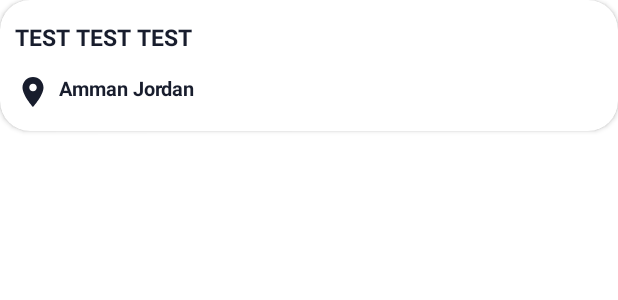
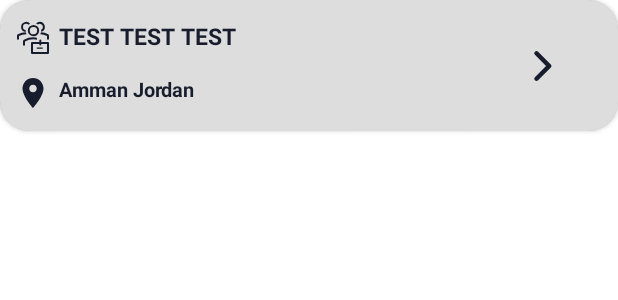
Before and after one commit to DanaAbueid/MEC_kotlin, an Android app: the layout view_cell_item.xml on its own in the app's theme, with its tools: preview values and no code run, on a phone screen of 412 x 824 dp. Shown: the top 300 px of the screen. Run offline under Robolectric (Android 15) with nearby library versions, the phone set to English and light mode, and no system bars.

Commit message:
Maintain screen done

```diff
--- a/app/build.gradle.kts
+++ b/app/build.gradle.kts
@@ -54,6 +54,7 @@ dependencies {
     implementation("com.intuit.sdp:sdp-android:1.0.6")
     implementation("com.intuit.ssp:ssp-android:1.0.6")
     implementation("androidx.viewpager2:viewpager2:1.1.0")
+    implementation("com.squareup.okhttp3:okhttp:4.9.3")
 
     testImplementation(libs.junit)
     androidTestImplementation(libs.androidx.junit)
--- a/app/src/main/AndroidManifest.xml
+++ b/app/src/main/AndroidManifest.xml
@@ -1,8 +1,10 @@
 <?xml version="1.0" encoding="utf-8"?>
 <manifest xmlns:android="http://schemas.android.com/apk/res/android"
     xmlns:tools="http://schemas.android.com/tools">
+    <uses-permission android:name="android.permission.INTERNET" />
 
     <application
+        android:networkSecurityConfig="@xml/network_security_config"
         android:allowBackup="true"
         android:dataExtractionRules="@xml/data_extraction_rules"
         android:fullBackupContent="@xml/backup_rules"
--- a/app/src/main/res/drawable/clarity__employee_group_line.xml
+++ b/app/src/main/res/drawable/clarity__employee_group_line.xml
@@ -1,6 +1,6 @@
 <vector xmlns:android="http://schemas.android.com/apk/res/android"
-    android:width="1dp"
-    android:height="1dp"
+    android:width="24dp"
+    android:height="24dp"
     android:viewportWidth="36"
     android:viewportHeight="36">
   <path
--- /dev/null
+++ b/app/src/main/res/drawable/ep__arrow_right_bold.xml
@@ -0,0 +1,5 @@
+<vector xmlns:android="http://schemas.android.com/apk/res/android" android:height="24dp" android:viewportHeight="1024" android:viewportWidth="1024" android:width="24dp">
+
+    <path android:fillColor="@color/darkNavy" android:pathData="M338.8,104.7a64,64 0,0 0,0 90.5l316.8,316.8l-316.8,316.8a64,64 0,0 0,90.5 90.5l362,-362a64,64 0,0 0,0 -90.5L429.2,104.7a64,64 0,0 0,-90.5 0"/>
+
+</vector>
--- a/app/src/main/res/layout/view_cell_item.xml
+++ b/app/src/main/res/layout/view_cell_item.xml
@@ -4,13 +4,15 @@
     xmlns:tools="http://schemas.android.com/tools"
     android:layout_width="match_parent"
     android:layout_height="wrap_content"
+    app:cardBackgroundColor="@color/lightGray"
     app:cardCornerRadius="20dp"
     app:layout_constraintStart_toStartOf="parent"
     app:layout_constraintTop_toTopOf="parent">
 
     <androidx.constraintlayout.widget.ConstraintLayout
         android:layout_width="match_parent"
-        android:layout_height="wrap_content">
+        android:layout_height="wrap_content"
+        android:background="@color/CardGray">
 
         <ImageView
             android:id="@+id/iv_bg"
@@ -18,17 +20,19 @@
             android:layout_height="47dp"
             android:layout_marginVertical="20dp"
             android:layout_marginEnd="10dp"
-            android:scaleType="fitXY"
+            android:scaleType="center"
             app:layout_constraintBottom_toBottomOf="parent"
             app:layout_constraintEnd_toEndOf="parent"
             app:layout_constraintTop_toTopOf="parent"
-            tools:src="@color/white" />
+            tools:src="@drawable/ep__arrow_right_bold" />
 
         <TextView
             android:id="@+id/tv_name"
             android:layout_width="wrap_content"
             android:layout_height="wrap_content"
             android:layout_marginStart="10dp"
+            android:drawableStart="@drawable/clarity__employee_group_line"
+            android:drawablePadding="5dp"
             android:textColor="@color/darkNavy"
             android:textSize="15sp"
             android:textStyle="bold"
--- a/app/src/main/res/values/colors.xml
+++ b/app/src/main/res/values/colors.xml
@@ -14,6 +14,7 @@
     <color name="Gray">#EEEEEE</color>
     <color name="ClearGray">#2DEEEEEE</color>
     <color name="lightGray">#AAAAAA</color>
+    <color name="CardGray">#DDDDDD</color>
 
 
 
--- /dev/null
+++ b/app/src/main/res/xml/network_security_config.xml
@@ -0,0 +1,6 @@
+<?xml version="1.0" encoding="utf-8"?>
+<network-security-config>
+    <domain-config cleartextTrafficPermitted="true">
+        <domain includeSubdomains="true">34.234.65.167</domain>
+    </domain-config>
+</network-security-config>
```
Also changed, not shown: app/src/main/java/com/mec/mec/customers/CustomerFragment.kt (+4 -17 lines), app/src/main/java/com/mec/mec/customers/CustomerViewModel.kt (+6 -11 lines).
